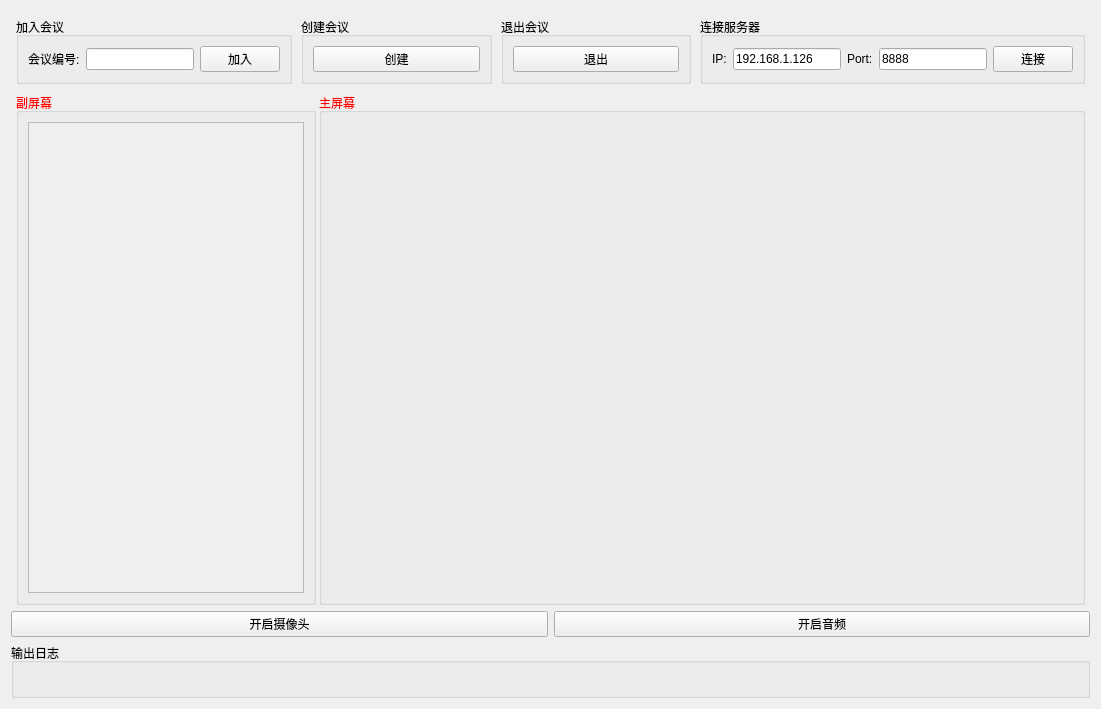
Old version of the form widget.ui in the repository muleimulei/CloudMeeting.
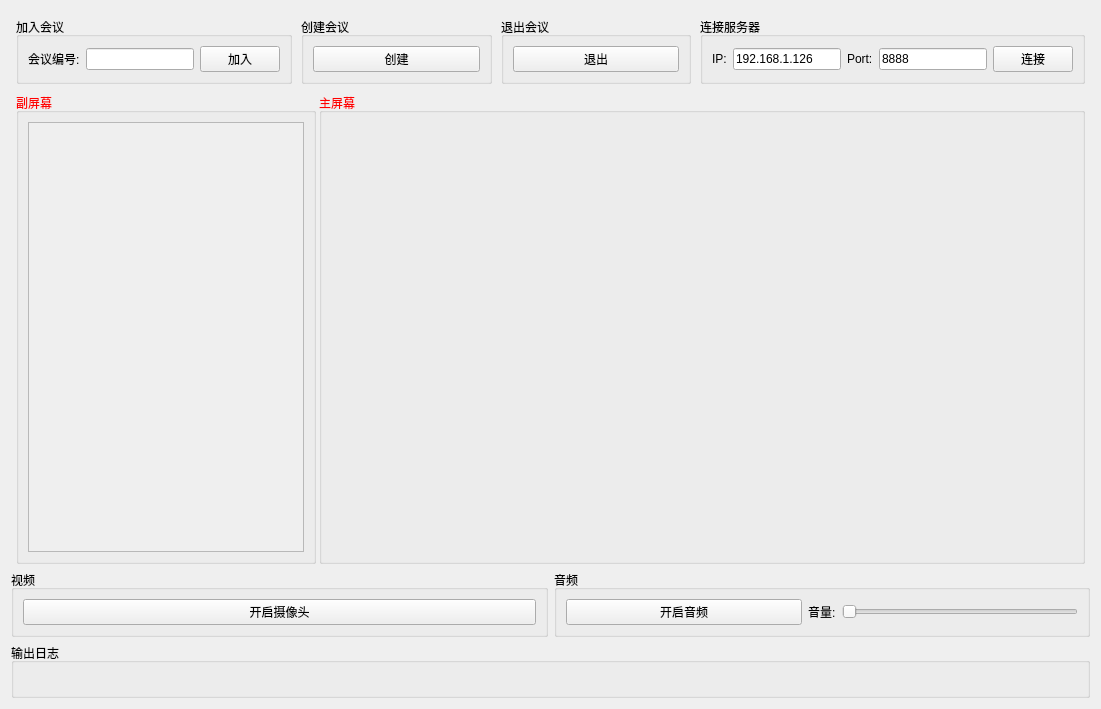
New version of the form.

Commit message: 音频线程

```diff
--- a/widget.ui
+++ b/widget.ui
@@ -296,7 +296,7 @@
              <x>0</x>
              <y>0</y>
              <width>278</width>
-             <height>502</height>
+             <height>470</height>
             </rect>
            </property>
            <property name="sizePolicy">
@@ -395,17 +395,61 @@
    <item>
     <layout class="QHBoxLayout" name="horizontalLayout_6">
      <item>
+      <widget class="QGroupBox" name="groupBox_5">
+       <property name="sizePolicy">
+        <sizepolicy hsizetype="Expanding" vsizetype="Preferred">
+         <horstretch>0</horstretch>
+         <verstretch>0</verstretch>
+        </sizepolicy>
+       </property>
+       <property name="title">
+        <string>视频</string>
+       </property>
+       <layout class="QHBoxLayout" name="horizontalLayout_9">
+        <item>
       <widget class="QPushButton" name="openVedio">
        <property name="text">
         <string>开启摄像头</string>
        </property>
       </widget>
      </item>
+       </layout>
+      </widget>
+     </item>
+     <item>
+      <widget class="QGroupBox" name="groupBox_6">
+       <property name="title">
+        <string>音频</string>
+       </property>
+       <layout class="QHBoxLayout" name="horizontalLayout_8">
      <item>
       <widget class="QPushButton" name="openAudio">
+          <property name="sizePolicy">
+           <sizepolicy hsizetype="Expanding" vsizetype="Fixed">
+            <horstretch>0</horstretch>
+            <verstretch>0</verstretch>
+           </sizepolicy>
+          </property>
        <property name="text">
         <string>开启音频</string>
        </property>
+         </widget>
+        </item>
+        <item>
+         <widget class="QLabel" name="label_3">
+          <property name="text">
+           <string>音量:</string>
+          </property>
+         </widget>
+        </item>
+        <item>
+         <widget class="QSlider" name="horizontalSlider">
+          <property name="orientation">
+           <enum>Qt::Horizontal</enum>
+          </property>
+         </widget>
+        </item>
+       </layout>
       </widget>
      </item>
     </layout>
```
Lines whose indentation alone changed are shown as unchanged. The commit also changes 7 other files.
